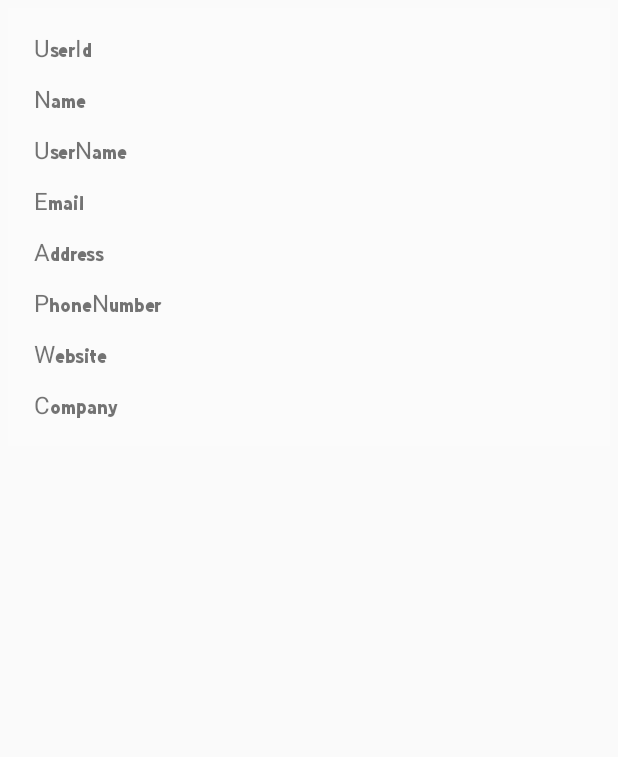
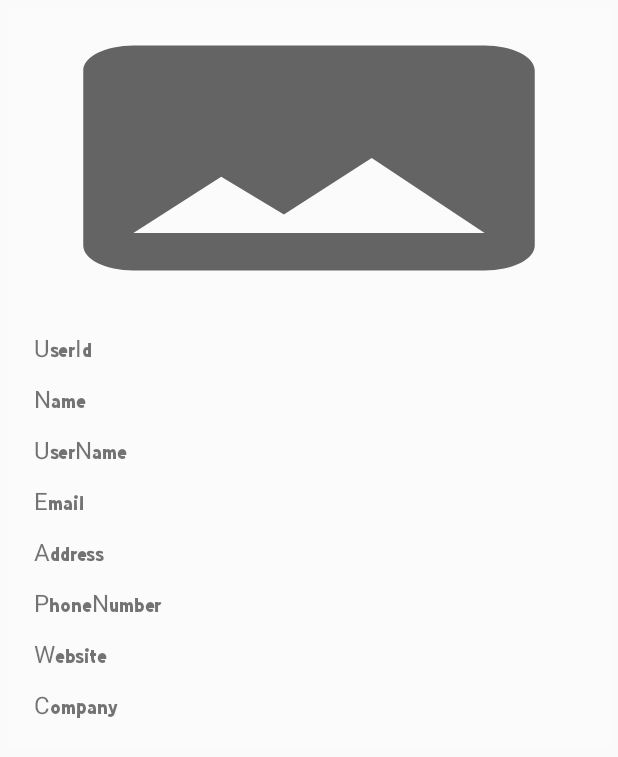
Before and after one commit to Nababkhan007/android_CacheWithRoom, an Android app: the layout model_user_list_design.xml on its own in the app's theme, with its tools: preview values and no code run, on a phone screen of 412 x 824 dp. Shown: the top 757 px of the screen. Run offline under Robolectric (Android 15) with nearby library versions, the phone set to English and light mode, and no system bars.

Commit message:
cached imageUrl data

```diff
--- a/app/src/main/java/com/example/cachewithroom/activity/MainActivity.java
+++ b/app/src/main/java/com/example/cachewithroom/activity/MainActivity.java
@@ -193,7 +193,7 @@ public class MainActivity extends AppCompatActivity implements ReceiveUserInfo {
 
     @Override
     public void userInfo(String id, String userId, String name, String userName, String email,
-                         String address, String phone, String website, String company) {
-        insert(new AnotherUser(id, userId, name, userName, email, address, phone, website, company));
+                         String address, String phone, String website, String company, String imageUrl) {
+        insert(new AnotherUser(id, userId, name, userName, email, address, phone, website, company, imageUrl));
     }
 }
--- a/app/src/main/java/com/example/cachewithroom/interfaceClass/ReceiveUserInfo.java
+++ b/app/src/main/java/com/example/cachewithroom/interfaceClass/ReceiveUserInfo.java
@@ -2,5 +2,6 @@ package com.example.cachewithroom.interfaceClass;
 
 public interface ReceiveUserInfo {
     void userInfo(String id, String userId, String name, String userName,
-                  String email, String address, String phone, String website, String company);
+                  String email, String address, String phone, String website,
+                  String company, String imageUrl);
 }
--- a/app/src/main/java/com/example/cachewithroom/room/AnotherUserDatabase.java
+++ b/app/src/main/java/com/example/cachewithroom/room/AnotherUserDatabase.java
@@ -6,7 +6,7 @@ import androidx.room.Database;
 import androidx.room.Room;
 import androidx.room.RoomDatabase;
 
-@Database(entities = AnotherUser.class, version = 8)
+@Database(entities = AnotherUser.class, version = 9)
 public abstract class AnotherUserDatabase extends RoomDatabase {
     public abstract AnotherUserDao anotherUserDao();
 
--- /dev/null
+++ b/app/src/main/res/drawable/ic_baseline_image_24.xml
@@ -0,0 +1,10 @@
+<vector xmlns:android="http://schemas.android.com/apk/res/android"
+    android:width="24dp"
+    android:height="24dp"
+    android:viewportWidth="24"
+    android:viewportHeight="24"
+    android:tint="?attr/colorControlNormal">
+  <path
+      android:fillColor="@android:color/white"
+      android:pathData="M21,19V5c0,-1.1 -0.9,-2 -2,-2H5c-1.1,0 -2,0.9 -2,2v14c0,1.1 0.9,2 2,2h14c1.1,0 2,-0.9 2,-2zM8.5,13.5l2.5,3.01L14.5,12l4.5,6H5l3.5,-4.5z"/>
+</vector>
--- a/app/src/main/res/layout/model_user_list_design.xml
+++ b/app/src/main/res/layout/model_user_list_design.xml
@@ -6,9 +6,18 @@
     android:layout_margin="5dp"
     android:background="@color/colorAsh">
 
+    <ImageView
+        android:id="@+id/imageViewId"
+        android:layout_width="match_parent"
+        android:layout_height="200dp"
+        android:scaleType="fitXY"
+        android:src="@drawable/ic_baseline_image_24"
+        tools:ignore="ContentDescription" />
+
     <LinearLayout
         android:layout_width="match_parent"
         android:layout_height="wrap_content"
+        android:layout_below="@id/imageViewId"
         android:layout_margin="10dp"
         android:orientation="vertical"
         tools:ignore="UselessParent">
```
Also changed, not shown: app/build.gradle (+4 -3 lines), app/src/main/java/com/example/cachewithroom/adapter/AnotherUserListAdapter.java (+8 -0 lines), app/src/main/java/com/example/cachewithroom/adapter/UserListAdapter.java (+11 -1 lines), app/src/main/java/com/example/cachewithroom/room/AnotherUser.java (+23 -19 lines).
